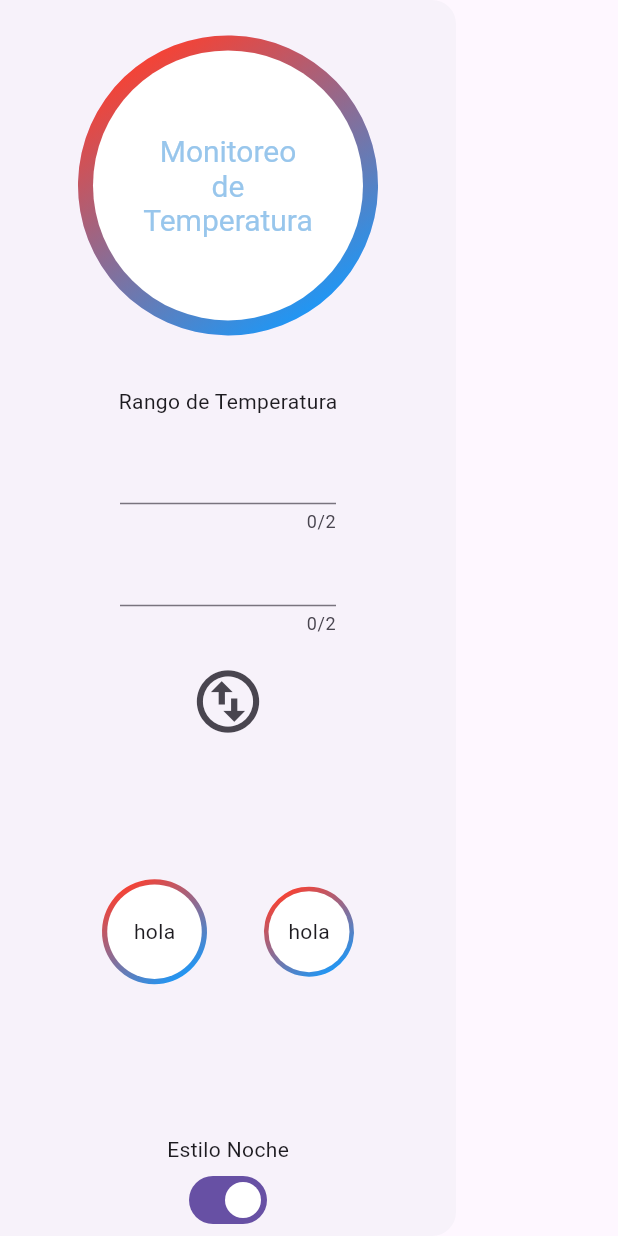
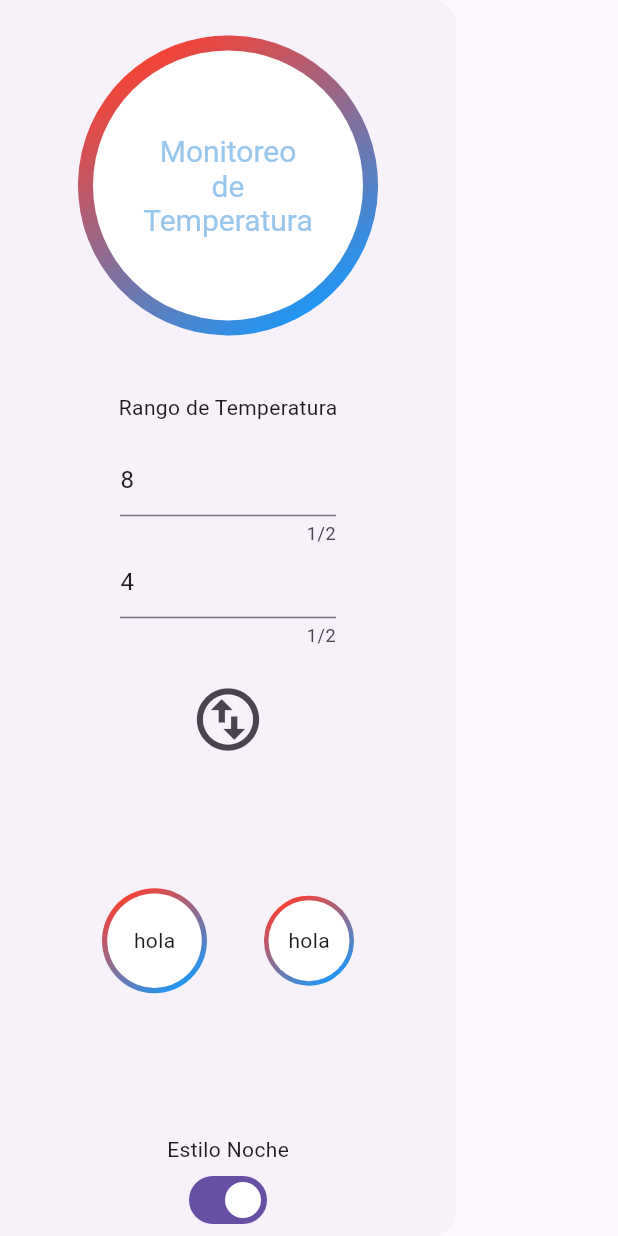
Before and after one commit to franciscoestebanfigueroa/emqx, a Flutter app: the MyDrawer widget shown alone on an empty page, opened directly, after a tap on the "swap vertical circle" icon, on a phone screen of 412 x 824 dp. Run offline on Flutter 3.47's test engine with Material 3 defaults, Android fonts, the phone set to English and light mode, and no system bars; missing offline and left inert: dart:ffi, gauge_indicator, graphic_representation, mqtt_client; statements that could not run were skipped.

Commit message:
pasando datos  de textcontroler

```diff
--- a/lib/pages/page_set_temperature.dart
+++ b/lib/pages/page_set_temperature.dart
@@ -1,18 +1,21 @@
+import 'package:emqx/provider/provider.dart';
 import 'package:emqx/widget/circulo.dart';
 import 'package:flutter/material.dart';
+import 'package:provider/provider.dart';
 
 import '../provider/provider_drawer.dart';
 
 class SetTemperature extends StatelessWidget {
   const SetTemperature({
     super.key,
-    required this.model,
+
   });
 
-  final ProviderDrawer model;
 
   @override
   Widget build(BuildContext context) {
+  final modelDw= Provider.of<ProviderDrawer>(context);
+  final modelPrv= Provider.of<Myprivider>(context);
     return Container(
 
 //     color:Colors.red,
@@ -29,21 +32,23 @@ class SetTemperature extends StatelessWidget {
                 children: [
                   TextField(
 
-                    controller: model.setMax,
+                    controller: modelDw.setMax,
                     maxLength: 2,
                     keyboardType: TextInputType.number,
                   ),
               TextField(
                 keyboardType: TextInputType.number,
-                controller: model.setMin,
+                controller: modelDw.setMin,
                 maxLength: 2,
               ),
                 ],
               ),
             ),
-            IconButton(onPressed: (){}, icon: Icon(Icons.swap_vert_circle_outlined,size: 50),),
+            IconButton(onPressed: (){
+              modelPrv.setTemperatura(estado: "set", min: modelDw.setMin.text, max: modelDw.setMax.text);
+            }, icon: Icon(Icons.swap_vert_circle_outlined,size: 50),),
             Container(
-              height: 220,
+              height: 200,
               child: const Row(
                 mainAxisAlignment: MainAxisAlignment.spaceEvenly,
                 children: [
--- a/lib/provider/provider.dart
+++ b/lib/provider/provider.dart
@@ -8,6 +8,8 @@ import 'package:mqtt_client/mqtt_server_client.dart';
 import 'package:mqtt_client/mqtt_client.dart';
 
 enum Conexion { on, off }
+
+
 
 class Myprivider extends ChangeNotifier {
   String _temperatura = "0";
@@ -93,15 +95,6 @@ class Myprivider extends ChangeNotifier {
       client.subscribe("esp32/settemp", MqttQos.atLeastOnce);
       estadoConexion = Conexion.on;
 
-      // Publicar un mensaje
-      const topic = 'esp32/settemp';
-      final builder = MqttClientPayloadBuilder();
-      builder.addString('{"estado":"set","min":"4","max":"8"}');
-      final builderVacio = MqttClientPayloadBuilder();
-      builderVacio.addString('Sin Data');
-      client.publishMessage(
-          topic, MqttQos.atLeastOnce, builder.payload ?? builderVacio.payload!);
-
       notifyListeners();
     };
     client.onDisconnected = () {
@@ -121,7 +114,7 @@ class Myprivider extends ChangeNotifier {
       print("suscripcion error");
     };
     client.pongCallback = () {
-      print("pong Callback");
+      print("pong Callbacj");
     };
 
     final connMessage = MqttConnectMessage()
@@ -171,6 +164,8 @@ class Myprivider extends ChangeNotifier {
         for (int x = 1; x <= jsonz.length; x++) {
           tempOrdenadasHoras.add(jsonz[x.toString()]);
         }
+
+
         } catch (e) {
           print("Json promedio");
         }
@@ -228,7 +223,7 @@ class Myprivider extends ChangeNotifier {
     return listTemp;
   }
 
-  List<double> maximoMinimo() {
+  List<double>maximoMinimo() {
     _listTempOrdenado = listTemp();
     _listTempOrdenado.sort((a, b) {
       return b.compareTo(a);
@@ -249,4 +244,14 @@ class Myprivider extends ChangeNotifier {
     }
     return listhora;
   }
+
+
+void setTemperatura({required String estado,required String min,required  String max }){
+  final builder = MqttClientPayloadBuilder();
+    builder.addString('{"estado":"$estado","min":"$min","max":"$max"}');
+
+      client.publishMessage('esp32/settemp', MqttQos.exactlyOnce, builder.payload! );
+      print("$estado $min $max");
 }
+
+}
--- a/lib/provider/provider_drawer.dart
+++ b/lib/provider/provider_drawer.dart
@@ -3,8 +3,8 @@ import 'package:flutter/material.dart';
 //enum  MyTema{ ThemeData.dark() ,light()}
 class ProviderDrawer extends ChangeNotifier {
   bool _estadoTema = true;
-  TextEditingController setMax=TextEditingController();
-  TextEditingController setMin=TextEditingController();
+  TextEditingController setMax=TextEditingController(text: "8");
+  TextEditingController setMin=TextEditingController(text: "4");
 
   ProviderDrawer() {
   print("provider drawer");
--- a/lib/widget/my_drawer.dart
+++ b/lib/widget/my_drawer.dart
@@ -54,9 +54,9 @@ class MyDrawer extends StatelessWidget {
               // radius:MediaQuery.of(context).size.width*.2,
             ),
           ),
-          Expanded(
+          const Expanded(
             flex: 6,
-             child:SetTemperature(model: model) ),
+             child:SetTemperature() ),
           Expanded(
             flex: 1,
             child: Column(
```
Lines whose indentation alone changed are shown as unchanged.
